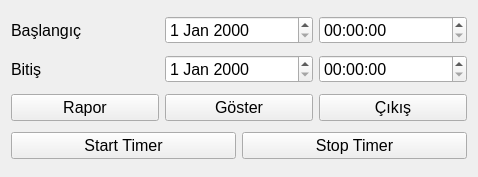
Qt form report.ui (mbasaran77/dbase) before a commit.
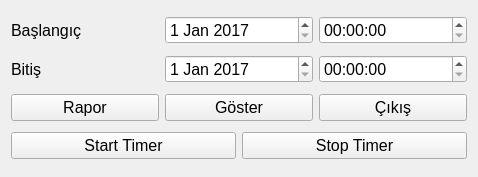
The same form after that commit.

The edit to the form file:
```diff
--- a/report.ui
+++ b/report.ui
@@ -37,6 +37,16 @@
            <pointsize>12</pointsize>
           </font>
          </property>
+         <property name="dateTime">
+          <datetime>
+           <hour>0</hour>
+           <minute>0</minute>
+           <second>0</second>
+           <year>2017</year>
+           <month>1</month>
+           <day>1</day>
+          </datetime>
+         </property>
         </widget>
        </item>
        <item>
@@ -71,6 +81,16 @@
            <pointsize>12</pointsize>
           </font>
          </property>
+         <property name="dateTime">
+          <datetime>
+           <hour>0</hour>
+           <minute>0</minute>
+           <second>0</second>
+           <year>2017</year>
+           <month>1</month>
+           <day>1</day>
+          </datetime>
+         </property>
         </widget>
        </item>
        <item>
```
